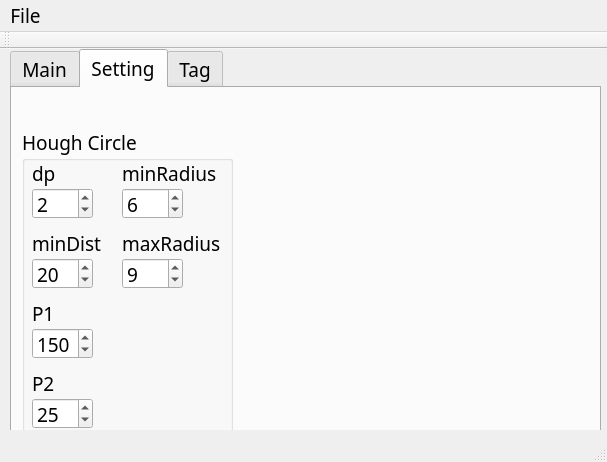
jefftsai8049/BeeObservationSystem_Analysis, file mainwindow.ui: the form before one commit.
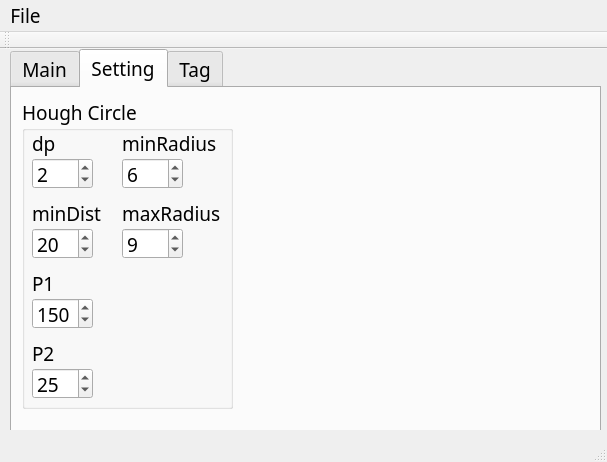
The form after the commit. The open tabs and pages were chosen to show the change.

Diff of the .ui file:
```diff
--- a/mainwindow.ui
+++ b/mainwindow.ui
@@ -138,7 +138,7 @@
       <property name="geometry">
        <rect>
         <x>10</x>
-        <y>40</y>
+        <y>10</y>
         <width>211</width>
         <height>311</height>
        </rect>
```
Left out of the diff: 2 changed lines with no effect on the pictures.
